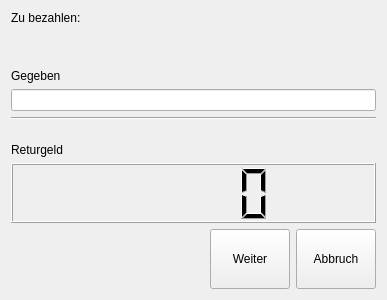
Before: the Qt Designer form src/ui/givendialog.ui in DatabasesWorks/QRK-Cash-Register, drawn with Qt 5.
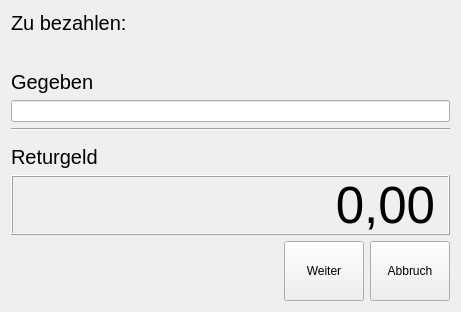
After: the same form once the commit is applied. Icons and pictures are not drawn. Custom widgets are drawn as their Qt base class.

What changed in the file:
```diff
--- a/src/ui/givendialog.ui
+++ b/src/ui/givendialog.ui
@@ -6,8 +6,8 @@
    <rect>
     <x>0</x>
     <y>0</y>
-    <width>387</width>
-    <height>300</height>
+    <width>461</width>
+    <height>312</height>
    </rect>
   </property>
   <property name="windowTitle">
@@ -18,6 +18,11 @@
     <layout class="QVBoxLayout" name="verticalLayout">
      <item>
       <widget class="QLabel" name="toPayLabel">
+       <property name="font">
+        <font>
+         <pointsize>15</pointsize>
+        </font>
+       </property>
        <property name="text">
         <string>Zu bezahlen: </string>
        </property>
@@ -38,6 +43,11 @@
      </item>
      <item>
       <widget class="QLabel" name="label_2">
+       <property name="font">
+        <font>
+         <pointsize>15</pointsize>
+        </font>
+       </property>
        <property name="text">
         <string>Gegeben</string>
        </property>
@@ -68,19 +78,44 @@
      </item>
      <item>
       <widget class="QLabel" name="label">
+       <property name="font">
+        <font>
+         <pointsize>15</pointsize>
+        </font>
+       </property>
        <property name="text">
         <string>Returgeld</string>
        </property>
       </widget>
      </item>
      <item>
-      <widget class="QLCDNumber" name="lcdNumber">
+      <widget class="QLabel" name="lcdNumber">
        <property name="minimumSize">
         <size>
          <width>0</width>
          <height>60</height>
         </size>
        </property>
+       <property name="font">
+        <font>
+         <pointsize>38</pointsize>
+        </font>
+       </property>
+       <property name="frameShape">
+        <enum>QFrame::Box</enum>
+       </property>
+       <property name="frameShadow">
+        <enum>QFrame::Raised</enum>
+       </property>
+       <property name="text">
+        <string>0,00</string>
+       </property>
+       <property name="scaledContents">
+        <bool>false</bool>
+       </property>
+       <property name="alignment">
+        <set>Qt::AlignRight|Qt::AlignTrailing|Qt::AlignVCenter</set>
+       </property>
       </widget>
      </item>
      <item>
```
